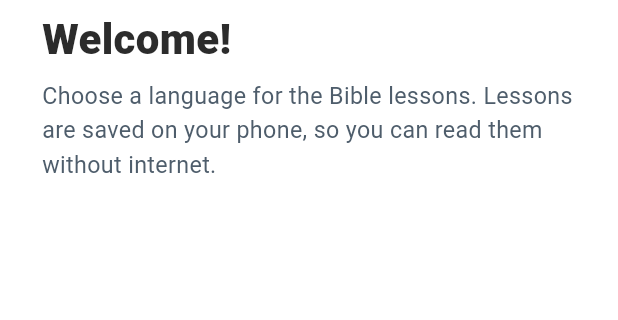
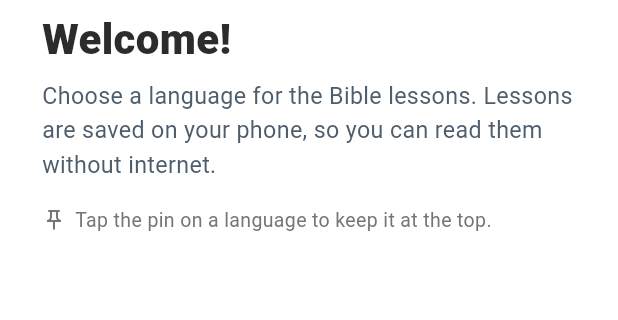
Before and after one commit to managejis/lrmindia-mobile, a Flutter app: the screen it shows after launch, on a phone screen of 412 x 824 dp, the part 135-455 px from its top. Run offline on Flutter 3.47's test engine with Material 3 defaults, Android fonts, the phone set to English and light mode, and no system bars; our stand-ins replace flutter_local_notifications, flutter_markdown, flutter_timezone, open_filex, share_plus, shared_preferences and 2 more; missing offline and left inert: markdown; accounts and stored records are empty.

Commit message:
Add language pinning for lessons and songs; add ManageJi developer screen to menu
Co-Authored-By: Claude Sonnet 5.5 <noreply@anthropic.com>

```diff
--- a/lib/screens/app_drawer.dart
+++ b/lib/screens/app_drawer.dart
@@ -5,12 +5,13 @@ import '../theme.dart';
 import 'feedback_screen.dart';
 import 'languages_screen.dart';
 import 'lrm_india_screen.dart';
+import 'manageji_screen.dart';
 import 'privacy_screen.dart';
 import 'profile_screen.dart';
 import 'settings_screen.dart';
 import 'tips_screen.dart';
 
-/// The burger menu: Lessons, Songs, Tips, Profile, Settings, LRM India, Feedback, Privacy Policy.
+/// The burger menu: Lessons, Songs, Tips, Profile, Settings, LRM India, ManageJi, Feedback, Privacy Policy.
 class AppDrawer extends StatelessWidget {
   const AppDrawer({super.key});
 
@@ -56,6 +57,7 @@ class AppDrawer extends StatelessWidget {
               _item(context, Icons.settings_outlined, 'Settings', () => _go(context, const SettingsScreen())),
               const Divider(),
               _item(context, Icons.church_outlined, 'LRM India', () => _go(context, const LrmIndiaScreen())),
+              _item(context, Icons.code_rounded, 'ManageJi', () => _go(context, const ManageJiScreen())),
               _item(context, Icons.feedback_outlined, 'Feedback', () => _go(context, const FeedbackScreen())),
               _item(context, Icons.privacy_tip_outlined, 'Privacy Policy', () => _go(context, const PrivacyScreen())),
             ]),
--- a/lib/screens/languages_screen.dart
+++ b/lib/screens/languages_screen.dart
@@ -20,6 +20,15 @@ class LanguagesScreen extends StatefulWidget {
 class _LanguagesScreenState extends State<LanguagesScreen> {
   late Future<List<Language>> _langs = LocalDb.instance.languages();
 
+  /// Pinned languages first (in the order they were pinned), then the rest in the usual order.
+  List<Language> _ordered(List<Language> all) {
+    final pins = AppSettings.instance.pinsFor(widget.forSongs);
+    return [
+      for (final c in pins) ...all.where((l) => l.code == c),
+      ...all.where((l) => !pins.contains(l.code)),
+    ];
+  }
+
   @override
   Widget build(BuildContext context) {
     return Scaffold(
@@ -35,8 +44,15 @@ class _LanguagesScreenState extends State<LanguagesScreen> {
         future: _langs,
         builder: (context, snap) {
           if (!snap.hasData) return const Center(child: CircularProgressIndicator());
-          final langs = snap.data!;
-          return ListView(
+          return ListenableBuilder(listenable: AppSettings.instance, builder: (context, _) => _list(snap.data!));
+        },
+      ),
+    );
+  }
+
+  Widget _list(List<Language> all) {
+    final langs = _ordered(all);
+    return ListView(
             padding: const EdgeInsets.fromLTRB(16, 8, 16, 24),
             children: [
               Container(
@@ -63,12 +79,20 @@ class _LanguagesScreenState extends State<LanguagesScreen> {
                         : 'Choose a language for the Bible lessons. Lessons are saved on your phone, so you can read them without internet.',
                     style: const TextStyle(fontSize: 15.5, height: 1.5)),
               ),
+              Padding(
+                padding: const EdgeInsets.fromLTRB(12, 0, 12, 12),
+                child: Row(children: [
+                  Icon(Icons.push_pin_outlined, size: 16, color: Colors.grey.shade600),
+                  const SizedBox(width: 6),
+                  Expanded(child: Text('Tap the pin on a language to keep it at the top.', style: TextStyle(fontSize: 13, color: Colors.grey.shade600))),
+                ]),
+              ),
               for (final l in langs)
-                Padding(padding: const EdgeInsets.only(bottom: 14), child: _LanguageCard(l, onTap: () => _open(l), comingSoon: !l.active)),
+                Padding(
+                  padding: const EdgeInsets.only(bottom: 14),
+                  child: _LanguageCard(l, onTap: () => _open(l), comingSoon: !l.active, pinned: AppSettings.instance.isPinned(widget.forSongs, l.code), onPin: () => AppSettings.instance.togglePin(widget.forSongs, l.code)),
+                ),
             ],
-          );
-        },
-      ),
     );
   }
 
@@ -85,8 +109,9 @@ class _LanguagesScreenState extends State<LanguagesScreen> {
 class _LanguageCard extends StatelessWidget {
   final Language lang;
   final VoidCallback onTap;
-  final bool comingSoon;
-  const _LanguageCard(this.lang, {required this.onTap, this.comingSoon = false});
+  final bool comingSoon, pinned;
+  final VoidCallback? onPin;
+  const _LanguageCard(this.lang, {required this.onTap, this.comingSoon = false, this.pinned = false, this.onPin});
 
   @override
   Widget build(BuildContext context) => Card(
@@ -115,6 +140,13 @@ class _LanguageCard extends StatelessWidget {
                   Text(comingSoon ? 'Coming soon' : 'View all ${lang.name}', style: TextStyle(fontSize: 13.5, color: Colors.grey.shade600)),
                 ]),
               ),
+              if (onPin != null)
+                IconButton(
+                  tooltip: pinned ? 'Unpin' : 'Pin to top',
+                  visualDensity: VisualDensity.compact,
+                  onPressed: onPin,
+                  icon: Icon(pinned ? Icons.push_pin : Icons.push_pin_outlined, color: pinned ? Brand.accent : Colors.grey.shade500),
+                ),
               Icon(comingSoon ? Icons.schedule : Icons.arrow_circle_right_outlined, color: comingSoon ? Colors.grey.shade500 : Brand.accent, size: 30),
             ]),
           ),
--- a/lib/settings.dart
+++ b/lib/settings.dart
@@ -30,6 +30,9 @@ class AppSettings extends ChangeNotifier {
   int alertWeekday = DateTime.saturday, alertHour = 18, alertMinute = 0;
   String lastLang = 'hi';
 
+  /// Languages the user pinned to the top of the lessons list and of the songs list (language codes, in the order pinned).
+  List<String> pinnedLessons = [], pinnedSongs = [];
+
   Future<void> load() async {
     try {
       final p = await SharedPreferences.getInstance();
@@ -44,7 +47,21 @@ class AppSettings extends ChangeNotifier {
       alertHour = p.getInt('alert_hour') ?? 18;
       alertMinute = p.getInt('alert_minute') ?? 0;
       lastLang = p.getString('last_lang') ?? 'hi';
+      pinnedLessons = p.getStringList('pinned_lessons') ?? [];
+      pinnedSongs = p.getStringList('pinned_songs') ?? [];
     } catch (_) {/* defaults */}
+  }
+
+  List<String> pinsFor(bool songs) => songs ? pinnedSongs : pinnedLessons;
+
+  bool isPinned(bool songs, String code) => pinsFor(songs).contains(code);
+
+  /// Pins (or unpins) a language for the lessons list or the songs list.
+  Future<void> togglePin(bool songs, String code) async {
+    final l = pinsFor(songs);
+    l.contains(code) ? l.remove(code) : l.add(code);
+    notifyListeners();
+    try { (await SharedPreferences.getInstance()).setStringList(songs ? 'pinned_songs' : 'pinned_lessons', l); } catch (_) {}
   }
 
   Future<void> setColor(Color c) async {
--- a/pubspec.yaml
+++ b/pubspec.yaml
@@ -34,5 +34,6 @@ flutter:
   uses-material-design: true
   assets:
     - assets/logo.png
+    - assets/manageji.png
     - assets/app_logo.png
     - assets/grn.jpg
```
Also changed, not shown: lib/screens/manageji_screen.dart (added, +78 -0 lines), assets/manageji.png (added).
